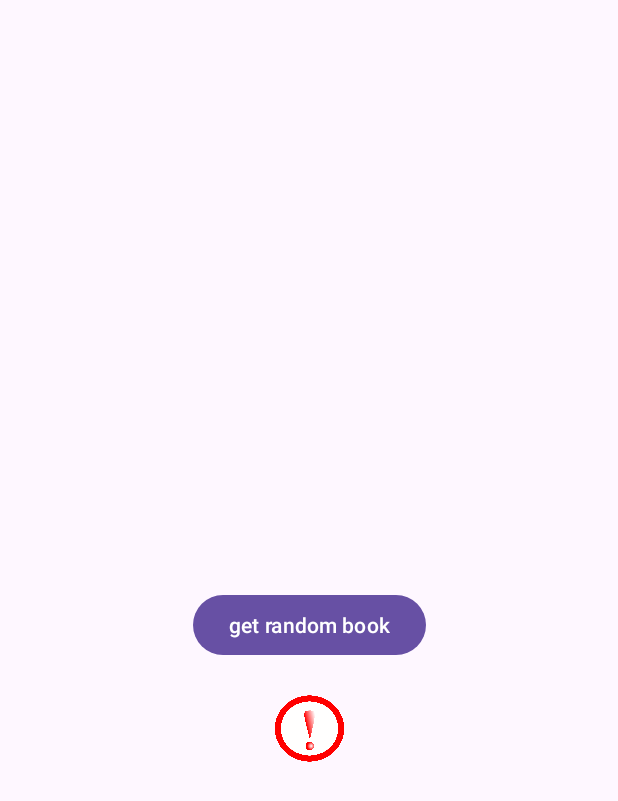
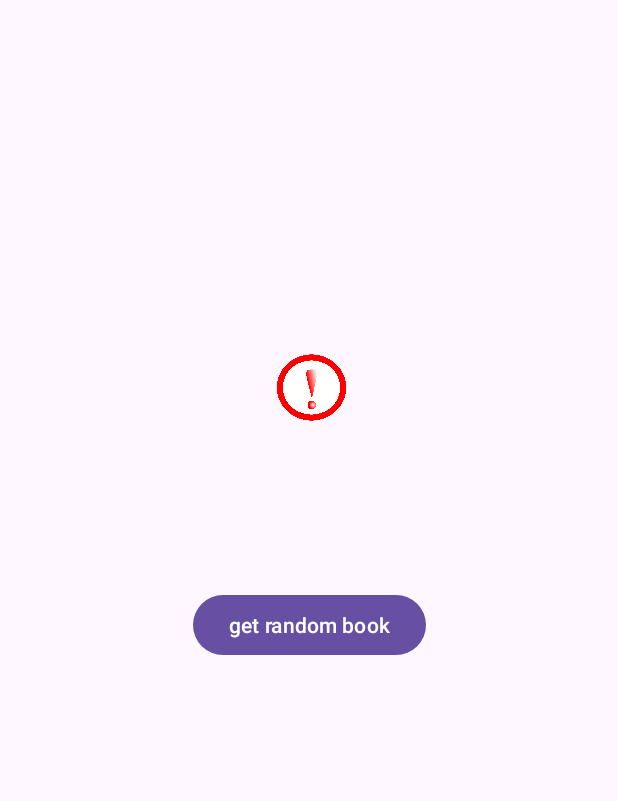
Before and after one commit to ahmdghannam/BooksAPI_MvvM_databinding, an Android app: the screen it shows after launch (MainActivity), after a tap on "get random book", on a phone screen of 412 x 824 dp. Shown: the top 801 px of the screen. Run offline under Robolectric (Android 15) with nearby library versions, the phone set to English and light mode, and no system bars; our stand-ins replace RxJava, data binding; network calls fail.

Commit message:
last version

```diff
--- a/app/build.gradle
+++ b/app/build.gradle
@@ -52,7 +52,10 @@ dependencies {
     implementation "com.squareup.retrofit2:retrofit:2.9.0"
     implementation "com.squareup.retrofit2:converter-gson:2.9.0"
     implementation "com.squareup.retrofit2:adapter-rxjava3:2.9.0"
+    implementation "com.squareup.okhttp3:logging-interceptor:4.10.0"
 
     implementation 'io.reactivex.rxjava3:rxandroid:3.0.2'
     implementation 'io.reactivex.rxjava3:rxjava:3.1.6'
+
+
 }
--- a/app/src/main/java/com/example/booksapi_mvvm_databinding/model/API/API.kt
+++ b/app/src/main/java/com/example/booksapi_mvvm_databinding/model/API/API.kt
@@ -1,15 +1,24 @@
 package com.example.booksapi_mvvm_databinding.model.API
 
+import okhttp3.OkHttpClient
+import okhttp3.logging.HttpLoggingInterceptor
 import retrofit2.Retrofit
 import retrofit2.converter.gson.GsonConverterFactory
 import retrofit2.adapter.rxjava3.RxJava3CallAdapterFactory
 
 class API {
     private val BASE_URL = "https://simple-books-api.glitch.me"
+
+    private val myClient = OkHttpClient.Builder()
+        .addInterceptor(HttpLoggingInterceptor())
+        .build()
+
     private val retrofit = Retrofit.Builder()
         .baseUrl(BASE_URL)
+        .client(myClient)
         .addConverterFactory(GsonConverterFactory.create())
         .addCallAdapterFactory(RxJava3CallAdapterFactory.create())
         .build()
-    val myApiService = retrofit.create(BookApiService::class.java)
+
+    val myApiService: BookApiService = retrofit.create(BookApiService::class.java)
 }
--- a/app/src/main/java/com/example/booksapi_mvvm_databinding/model/API/BookApiService.kt
+++ b/app/src/main/java/com/example/booksapi_mvvm_databinding/model/API/BookApiService.kt
@@ -7,5 +7,8 @@ import retrofit2.http.Path
 
 interface BookApiService {
     @GET("/books/{bookId}")
-    fun getBookData( @Path("bookId") bookId:Int): Single<Book>
+    fun getBookData(
+        @Path("bookId") bookId: Int,  // retrofit will make this a path parameter
+    ): Single<Book>
+
 }
--- /dev/null
+++ b/app/src/main/java/com/example/booksapi_mvvm_databinding/model/dto/RateBody.kt
@@ -0,0 +1,8 @@
+package com.example.booksapi_mvvm_databinding.model.dto
+
+import com.google.gson.annotations.SerializedName
+
+data class RateBody( // instead of using hashmap
+    @SerializedName("value")
+    val stars:Int,
+)
--- a/app/src/main/res/layout/activity_main.xml
+++ b/app/src/main/res/layout/activity_main.xml
@@ -81,20 +81,22 @@
             android:id="@+id/progressBar"
             android:layout_width="wrap_content"
             android:layout_height="wrap_content"
-            android:layout_marginTop="20dp"
+            app:layout_constraintBottom_toBottomOf="@+id/text_view_available"
             app:layout_constraintEnd_toEndOf="parent"
+            app:layout_constraintHorizontal_bias="0.501"
             app:layout_constraintStart_toStartOf="parent"
-            app:layout_constraintTop_toBottomOf="@+id/button_random_book"
+            app:layout_constraintTop_toTopOf="@+id/text_view_author"
             app:showWhenLoading="@{viewmodel.book}" />
 
         <ImageView
             android:layout_width="50dp"
             android:layout_height="50dp"
             android:src="@drawable/error"
-            app:showWhenError="@{viewmodel.book}"
             app:layout_constraintEnd_toEndOf="parent"
+            app:layout_constraintHorizontal_bias="0.504"
             app:layout_constraintStart_toStartOf="parent"
-            app:layout_constraintTop_toTopOf="@+id/progressBar" />
+            app:layout_constraintTop_toTopOf="@+id/progressBar"
+            app:showWhenError="@{viewmodel.book}" />
 
     </androidx.constraintlayout.widget.ConstraintLayout>
 </layout>
```
